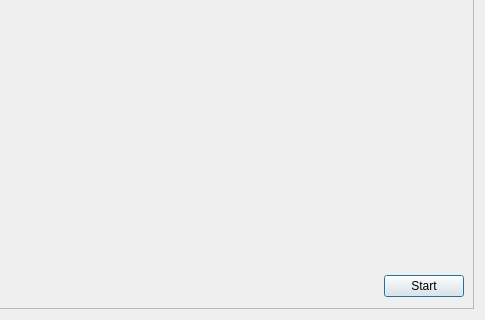
This is code/Multi-Agent-Simulator/dlgStartROSCollaborationTask.ui in mhpark-etri/Multi-Agent-Simulator as Qt 5 draws it before an edit; both pictures show x 557 to 1042 and y 303 to 623 of the 1042 by 623 pixel window. The edited form follows.
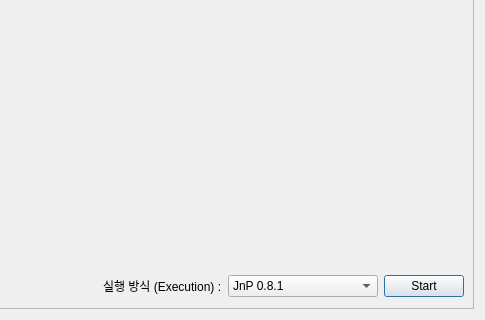
This is the edited form.

Commit message: v1.9: JnP 0.8.1 collaboration tasks, exploration stack, license compliance

What changed in the file:
```diff
--- a/code/Multi-Agent-Simulator/dlgStartROSCollaborationTask.ui
+++ b/code/Multi-Agent-Simulator/dlgStartROSCollaborationTask.ui
@@ -145,6 +145,36 @@
              </property>
             </spacer>
            </item>
+           <item>
+            <widget class="QLabel" name="lbExecMode">
+             <property name="text">
+              <string>실행 방식 (Execution) :</string>
+             </property>
+            </widget>
+           </item>
+           <item>
+            <widget class="QComboBox" name="cmbExecMode">
+             <property name="minimumSize">
+              <size>
+               <width>150</width>
+               <height>0</height>
+              </size>
+             </property>
+             <property name="toolTip">
+              <string>JnP 0.8.1: 에이전트 coalition이 task tree로 실행 (미기동 시 자동 시작) / 기존 launch: 직접 move_base 순차 실행</string>
+             </property>
+             <item>
+              <property name="text">
+               <string>JnP 0.8.1</string>
+              </property>
+             </item>
+             <item>
+              <property name="text">
+               <string>기존 launch (Legacy)</string>
+              </property>
+             </item>
+            </widget>
+           </item>
            <item>
             <widget class="QPushButton" name="btnROSCollaborationTaskStart">
              <property name="text">
```
The commit also changes 137 other files.
